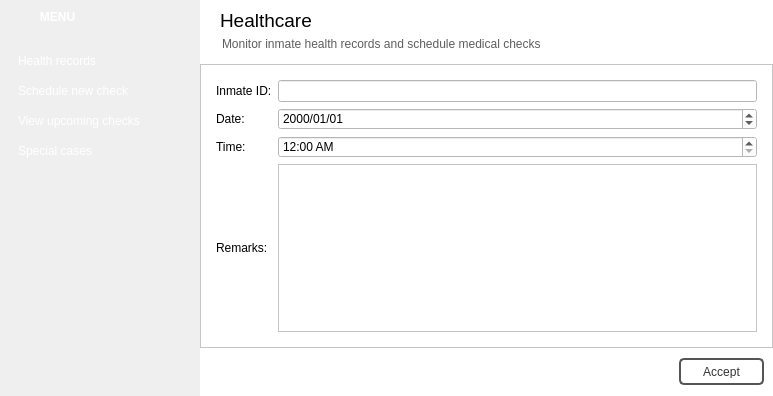
Before: the Qt Designer form healthcarewindow.ui in NCNM/PMS_01, drawn with Qt 5.
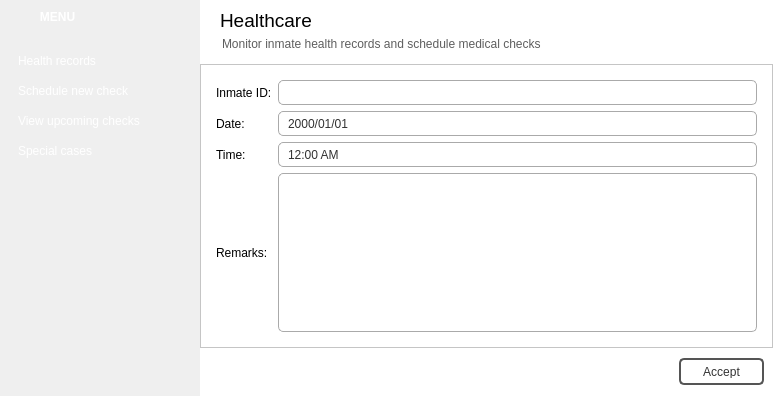
After: the same form once the commit is applied. The open tabs and pages were chosen to show the change. Icons and pictures are not drawn.

Patch:
```diff
--- a/healthcarewindow.ui
+++ b/healthcarewindow.ui
@@ -912,7 +912,163 @@
                 <item>
                  <widget class="QFrame" name="frame_7">
                   <property name="styleSheet">
-                   <string notr="true">background-color: rgb(255, 255, 255);</string>
+                   <string notr="true">QFrame #frame_7 {
+background-color: rgb(255, 255, 255);
+}
+
+QLineEdit {
+color: rgb(50, 50, 50);
+padding-left:7px;
+border-radius:5px;
+border: 1px solid rgb(170, 170, 170);
+background: qradialgradient(cx: 0.3, cy: -0.4,
+fx: 0.3, fy: -0.4,
+radius: 1.35, stop: 0 rgb(254, 254, 254), stop: 1 rgb(252, 252, 252));
+}
+
+QLineEdit:hover {
+border-radius:5px;
+border: 1px solid rgb(23, 120, 173);
+background-color: rgb(255, 255, 255);
+}
+
+QLineEdit:pressed {
+border-radius:5px;
+border: 1px solid #777777;
+}
+
+QDateEdit {
+color: rgb(50, 50, 50);
+padding-left:7px;
+border-radius:5px;
+border: 1px solid rgb(170, 170, 170);
+background: qradialgradient(cx: 0.3, cy: -0.4,
+fx: 0.3, fy: -0.4,
+radius: 1.35, stop: 0 rgb(254, 254, 254), stop: 1 rgb(252, 252, 252));
+}
+
+QDateEdit:hover {
+border-radius:5px;
+border: 1px solid rgb(23, 120, 173);
+background-color: rgb(255, 255, 255);
+}
+
+QDateEdit:pressed {
+border-radius:5px;
+border: 1px solid #777777;
+}
+
+QDateEdit::down-button {
+	subcontrol-origin: padding;
+	subcontrol-position: bottom right;
+	width: 25px;
+ 
+	border-top-right-radius: 1px;
+	border-bottom-right-radius: 1px;
+}
+
+QDateEdit::down-button:hover {
+	background-color: rgb(227, 227, 227);
+}
+
+
+QDateEdit::down-arrow {
+	image: url(:/images/scroll_down.png);
+}
+
+QDateEdit::up-button {
+	subcontrol-origin: padding;
+	subcontrol-position: top right;
+	width: 25px;
+ 
+	border-top-right-radius: 1px;
+	border-bottom-right-radius: 1px;
+}
+
+QDateEdit::up-button:hover {
+	background-color: rgb(227, 227, 227);
+}
+
+QDateEdit::up-arrow {
+	image: url(:/images/scroll_up.png);
+}
+
+QPlainTextEdit {
+color: rgb(50, 50, 50);
+padding-left:7px;
+border-radius:5px;
+border: 1px solid rgb(170, 170, 170);
+background: qradialgradient(cx: 0.3, cy: -0.4,
+fx: 0.3, fy: -0.4,
+radius: 1.35, stop: 0 rgb(254, 254, 254), stop: 1 rgb(252, 252, 252));
+}
+
+QPlainTextEdit:hover {
+border-radius:5px;
+border: 1px solid rgb(23, 120, 173);
+background-color: rgb(255, 255, 255);
+}
+
+QPlainTextEdit:pressed {
+border-radius:5px;
+border: 1px solid #777777;
+}
+
+QTimeEdit {
+color: rgb(50, 50, 50);
+padding-left:7px;
+border-radius:5px;
+border: 1px solid rgb(170, 170, 170);
+background: qradialgradient(cx: 0.3, cy: -0.4,
+fx: 0.3, fy: -0.4,
+radius: 1.35, stop: 0 rgb(254, 254, 254), stop: 1 rgb(252, 252, 252));
+}
+
+QTimeEdit:hover {
+border-radius:5px;
+border: 1px solid rgb(23, 120, 173);
+background-color: rgb(255, 255, 255);
+}
+
+QTimeEdit:pressed {
+border-radius:5px;
+border: 1px solid #777777;
+}
+
+QTimeEdit::down-button {
+	subcontrol-origin: padding;
+	subcontrol-position: bottom right;
+	width: 25px;
+ 
+	border-top-right-radius: 1px;
+	border-bottom-right-radius: 1px;
+}
+
+QTimeEdit::down-button:hover {
+	background-color: rgb(227, 227, 227);
+}
+
+
+QTimeEdit::down-arrow {
+	image: url(:/images/scroll_down.png);
+}
+
+QTimeEdit::up-button {
+	subcontrol-origin: padding;
+	subcontrol-position: top right;
+	width: 25px;
+ 
+	border-top-right-radius: 1px;
+	border-bottom-right-radius: 1px;
+}
+
+QTimeEdit::up-button:hover {
+	background-color: rgb(227, 227, 227);
+}
+
+QTimeEdit::up-arrow {
+	image: url(:/images/scroll_up.png);
+}</string>
                   </property>
                   <property name="frameShape">
                    <enum>QFrame::StyledPanel</enum>
@@ -941,7 +1097,36 @@
                     </widget>
                    </item>
                    <item row="0" column="1">
-                    <widget class="QLineEdit" name="inmateID"/>
+                    <widget class="QLineEdit" name="inmateID">
+                     <property name="minimumSize">
+                      <size>
+                       <width>0</width>
+                       <height>25</height>
+                      </size>
+                     </property>
+                     <property name="styleSheet">
+                      <string notr="true">QLineEdit {
+color: rgb(50, 50, 50);
+padding-left:7px;
+border-radius:5px;
+border: 1px solid rgb(170, 170, 170);
+background: qradialgradient(cx: 0.3, cy: -0.4,
+fx: 0.3, fy: -0.4,
+radius: 1.35, stop: 0 rgb(254, 254, 254), stop: 1 rgb(252, 252, 252));
+}
+
+QLineEdit:hover {
+border-radius:5px;
+border: 1px solid rgb(23, 120, 173);
+background-color: rgb(255, 255, 255);
+}
+
+QLineEdit:pressed {
+border-radius:5px;
+border: 1px solid #777777;
+}</string>
+                     </property>
+                    </widget>
                    </item>
                    <item row="1" column="0">
                     <widget class="QLabel" name="label_4">
@@ -952,6 +1137,12 @@
                    </item>
                    <item row="1" column="1">
                     <widget class="QDateEdit" name="date">
+                     <property name="minimumSize">
+                      <size>
+                       <width>0</width>
+                       <height>25</height>
+                      </size>
+                     </property>
                      <property name="displayFormat">
                       <string>yyyy/MM/dd</string>
                      </property>
@@ -966,6 +1157,12 @@
                    </item>
                    <item row="2" column="1">
                     <widget class="QTimeEdit" name="time">
+                     <property name="minimumSize">
+                      <size>
+                       <width>0</width>
+                       <height>25</height>
+                      </size>
+                     </property>
                      <property name="dateTime">
                       <datetime>
                        <hour>0</hour>
```
